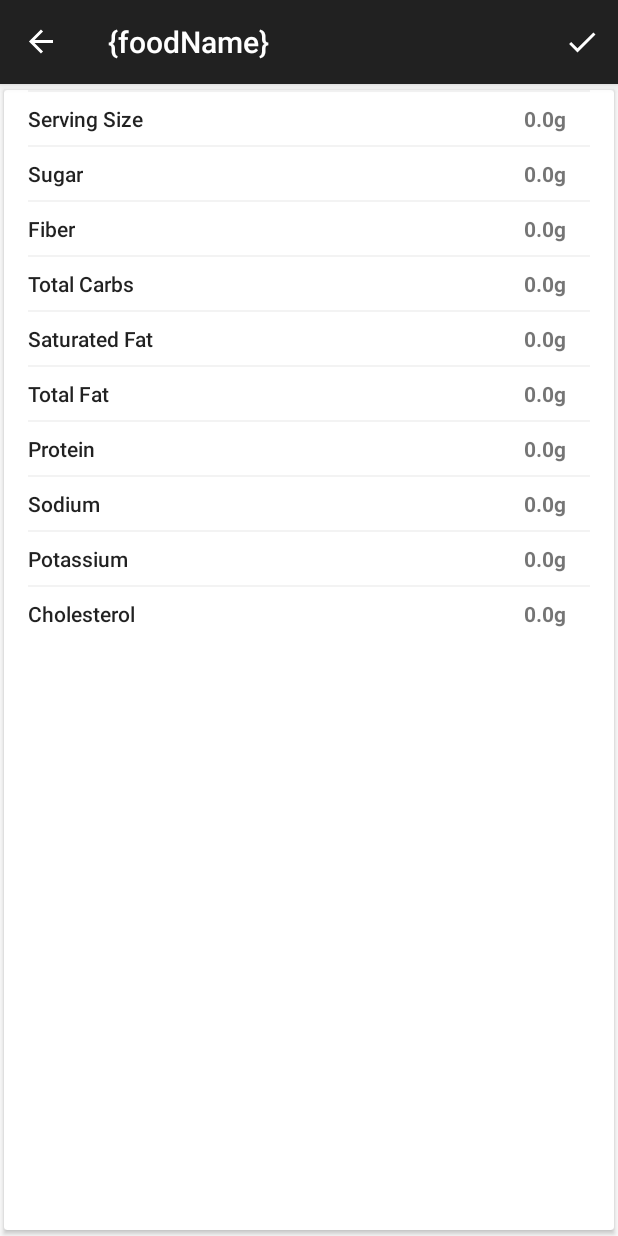
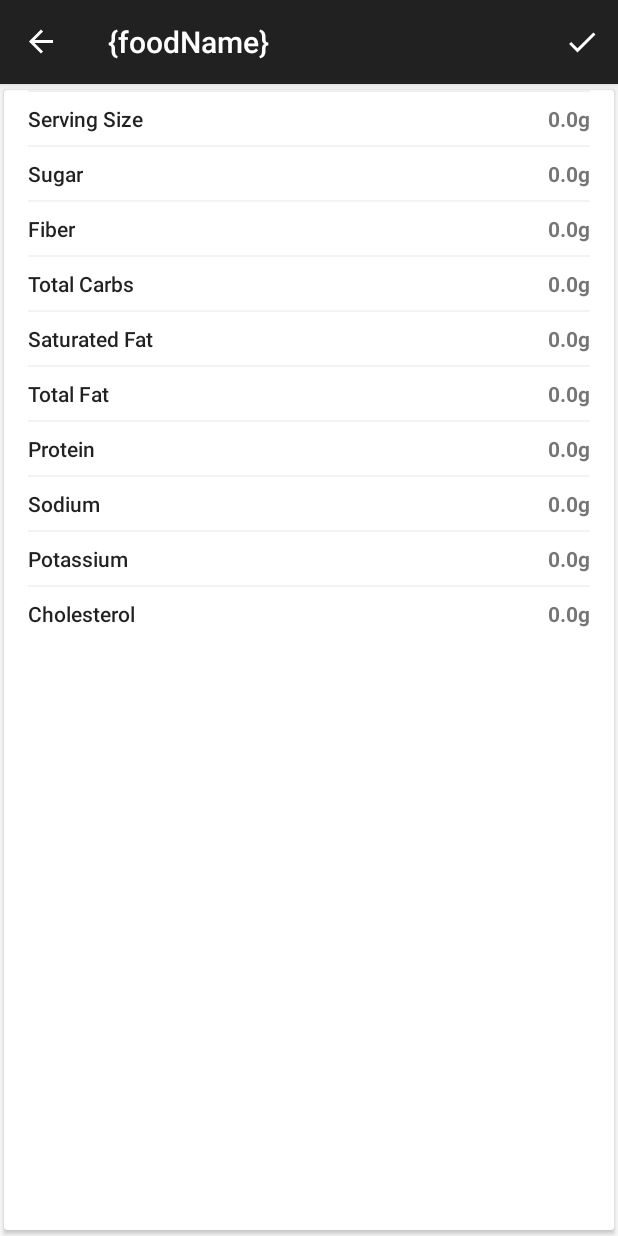
Before and after one commit to hahmraro/minimalist_tracker, an Android app: the FoodFragment screen opened through its navigation route, on a phone screen of 412 x 824 dp. Run offline under Robolectric (Android 15) with nearby library versions, the phone set to English and light mode, and no system bars; our stand-ins replace Room's generated code, navigation-ui.

Commit message:
Changed item_nutrient.xml padding

```diff
--- a/app/src/main/res/layout/item_nutrient.xml
+++ b/app/src/main/res/layout/item_nutrient.xml
@@ -33,7 +33,6 @@
         android:layout_width="wrap_content"
         android:layout_height="wrap_content"
         android:textStyle="bold"
-        android:paddingRight="@dimen/default_padding"
         app:layout_constraintBottom_toBottomOf="@id/nutrition_name"
         app:layout_constraintEnd_toEndOf="parent"
         app:layout_constraintTop_toTopOf="@id/nutrition_name"
```
